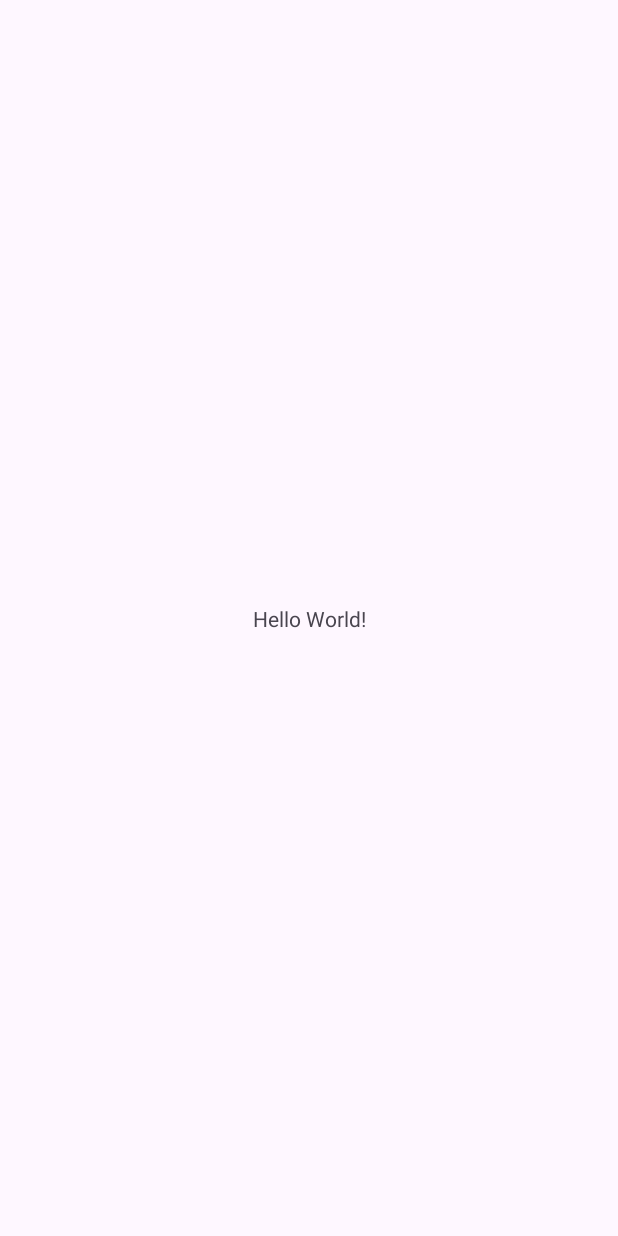
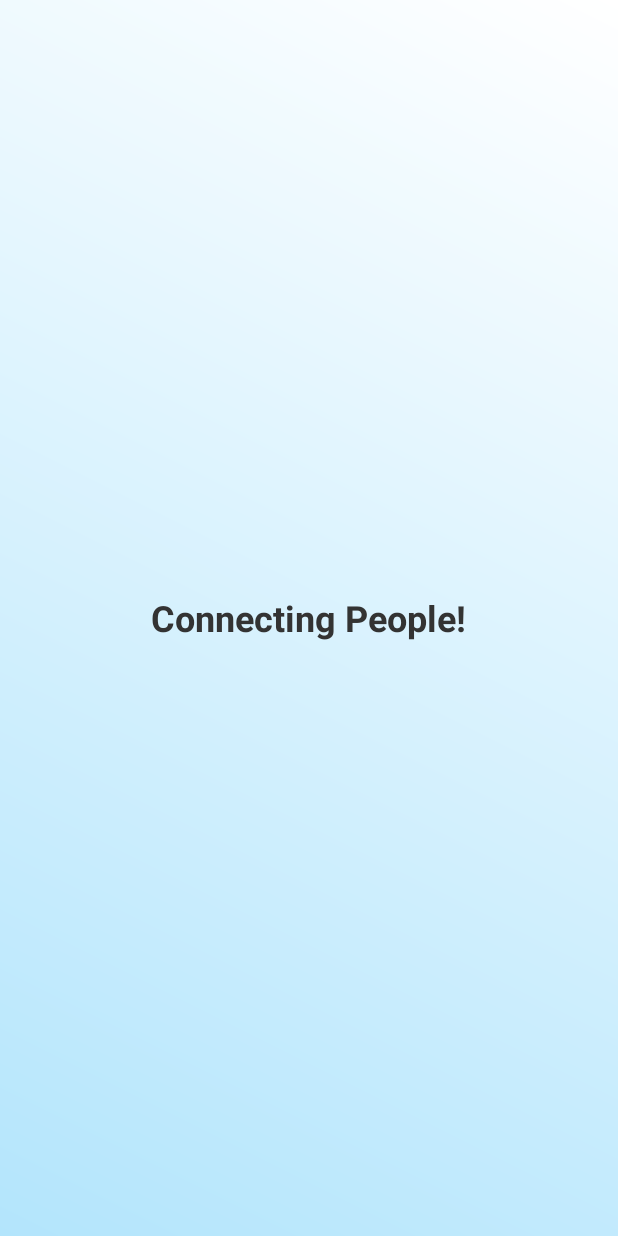
Before and after one commit to Yuktagohil/WifiSharingApp, an Android app: the screen it shows after launch (MainActivity), on a phone screen of 412 x 824 dp. Before the commit the screen is almost empty. Run offline under Robolectric (Android 15) with nearby library versions, the phone set to English and light mode, and no system bars.

Commit message:
Created splash screen

```diff
--- a/app/src/main/java/com/example/wifisharingapp/MainActivity.java
+++ b/app/src/main/java/com/example/wifisharingapp/MainActivity.java
@@ -1,6 +1,8 @@
 package com.example.wifisharingapp;
 
+import android.animation.ObjectAnimator;
 import android.os.Bundle;
+import android.widget.TextView;
 
 import androidx.activity.EdgeToEdge;
 import androidx.appcompat.app.AppCompatActivity;
@@ -15,10 +17,11 @@ public class MainActivity extends AppCompatActivity {
         super.onCreate(savedInstanceState);
         EdgeToEdge.enable(this);
         setContentView(R.layout.activity_main);
-        ViewCompat.setOnApplyWindowInsetsListener(findViewById(R.id.main), (v, insets) -> {
-            Insets systemBars = insets.getInsets(WindowInsetsCompat.Type.systemBars());
-            v.setPadding(systemBars.left, systemBars.top, systemBars.right, systemBars.bottom);
-            return insets;
-        });
+
+        TextView textView = (TextView) findViewById(R.id.textView);
+
+        ObjectAnimator animator = ObjectAnimator.ofFloat(textView, "scaleX", 0f, 1f);
+        animator.setDuration(2000);
+        animator.start();
+        };
     }
-}
--- /dev/null
+++ b/app/src/main/res/drawable/gradient_background.xml
@@ -0,0 +1,6 @@
+<shape xmlns:android="http://schemas.android.com/apk/res/android">
+    <gradient
+        android:startColor="#B3E5FC"
+        android:endColor="#FFFFFF"
+        android:angle="45"/>
+</shape>
--- a/app/src/main/res/layout/activity_main.xml
+++ b/app/src/main/res/layout/activity_main.xml
@@ -1,19 +1,22 @@
 <?xml version="1.0" encoding="utf-8"?>
-<androidx.constraintlayout.widget.ConstraintLayout xmlns:android="http://schemas.android.com/apk/res/android"
+<LinearLayout xmlns:android="http://schemas.android.com/apk/res/android"
     xmlns:app="http://schemas.android.com/apk/res-auto"
     xmlns:tools="http://schemas.android.com/tools"
     android:id="@+id/main"
     android:layout_width="match_parent"
     android:layout_height="match_parent"
+    android:orientation="vertical"
+    android:gravity="center"
+    android:background="@drawable/gradient_background"
     tools:context=".MainActivity">
 
-    <TextView
+    <TextView android:id="@+id/textView"
         android:layout_width="wrap_content"
         android:layout_height="wrap_content"
-        android:text="Hello World!"
-        app:layout_constraintBottom_toBottomOf="parent"
-        app:layout_constraintEnd_toEndOf="parent"
-        app:layout_constraintStart_toStartOf="parent"
-        app:layout_constraintTop_toTopOf="parent" />
+        android:text="@string/connecting_people"
+        android:textSize="24sp"
+        android:textStyle="bold"
+        android:textColor="#333333"/>
 
-</androidx.constraintlayout.widget.ConstraintLayout>
+
+</LinearLayout>
--- a/app/src/main/res/values/strings.xml
+++ b/app/src/main/res/values/strings.xml
@@ -1,3 +1,4 @@
 <resources>
     <string name="app_name">WifiSharingApp</string>
+    <string name="connecting_people">Connecting People!</string>
 </resources>
```
